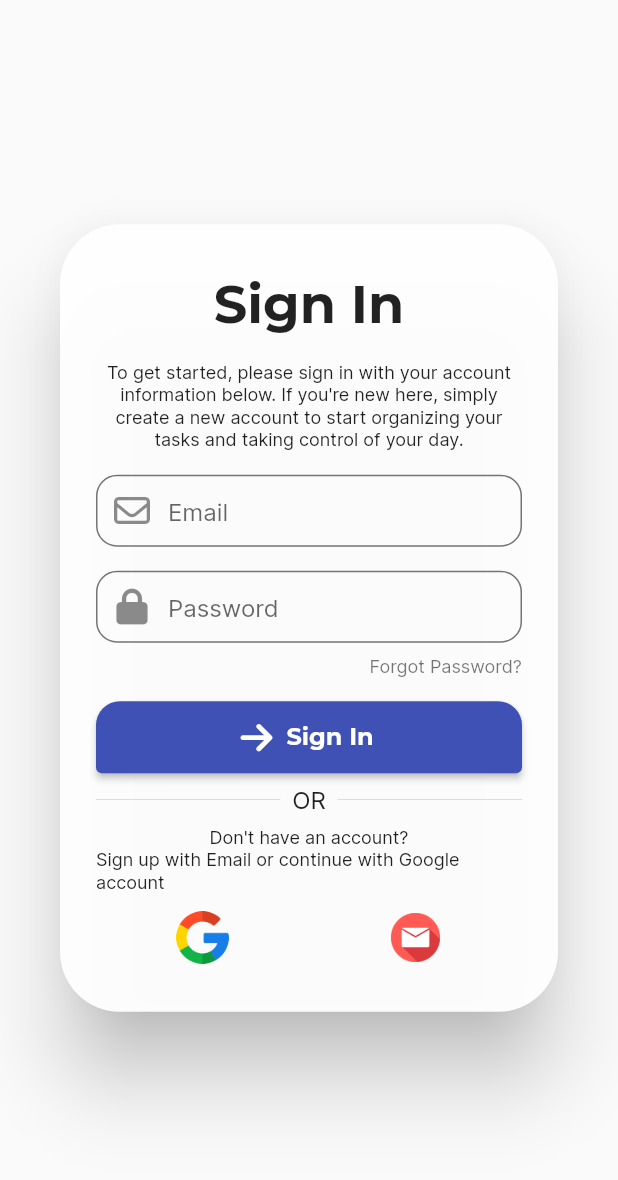
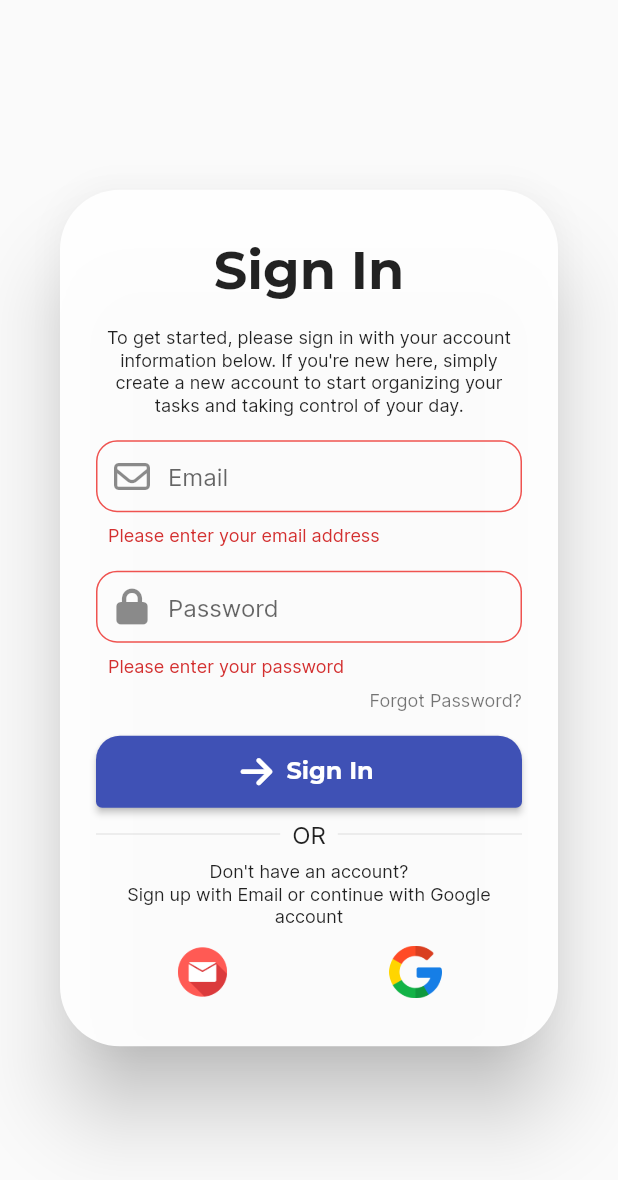
Before and after one commit to arthurKhasanov/project_ninja, a Flutter app: the LogInDialog widget shown alone on an empty page, opened directly, after a tap on "Sign In", on a phone screen of 412 x 824 dp. Shown: the top 1180 px of the screen. Run offline on Flutter 3.47's test engine with Material 2 defaults, Android fonts, the light colour scheme and no system bars; our stand-ins replace dartz, firebase_auth, firebase_core, font_awesome_flutter, google_sign_in, hive_flutter and 1 more; accounts and stored records are empty.

Commit message:
added validation

```diff
--- a/lib/auth/ui/widgets/login_dialog.dart
+++ b/lib/auth/ui/widgets/login_dialog.dart
@@ -31,7 +31,14 @@ class LogInDialog extends StatelessWidget {
                   color: Colors.black87, fontFamily: 'Inter', fontSize: 12),
             ),
           ),
-          const SignInForm(),
+          SignInForm(
+            signIn: () {
+              debugPrint('sign in');
+            },
+            resetPassword: () {
+              debugPrint('reset password');
+            },
+          ),
           Row(
             mainAxisSize: MainAxisSize.max,
             children: const [
@@ -52,6 +59,7 @@ class LogInDialog extends StatelessWidget {
           ),
           const Text(
             'Sign up with Email or continue with Google account',
+            textAlign: TextAlign.center,
             style: TextStyle(fontFamily: 'Inter', fontSize: 12),
           ),
           const SizedBox(
@@ -60,6 +68,17 @@ class LogInDialog extends StatelessWidget {
           Row(
             mainAxisAlignment: MainAxisAlignment.spaceAround,
             children: [
+              BouncingWidget(
+                onTap: () {
+                  //TODO: add log in with apple logic
+                  debugPrint('Apple');
+                },
+                child: Image.asset(
+                  'assets/icons/auth/mail.png',
+                  width: 35,
+                  height: 35,
+                ),
+              ),
               BouncingWidget(
                 onTap: () {
                   //TODO: add log in with google logic
@@ -72,17 +91,6 @@ class LogInDialog extends StatelessWidget {
                   height: 35,
                 ),
               ),
-              BouncingWidget(
-                onTap: () {
-                  //TODO: add log in with apple logic
-                  debugPrint('Apple');
-                },
-                child: Image.asset(
-                  'assets/icons/auth/mail.png',
-                  width: 35,
-                  height: 35,
-                ),
-              ),
             ],
           )
         ],
--- a/lib/auth/ui/widgets/sing_in_form.dart
+++ b/lib/auth/ui/widgets/sing_in_form.dart
@@ -3,59 +3,121 @@ import 'package:flutter/material.dart';
 import 'package:font_awesome_flutter/font_awesome_flutter.dart';
 
 class SignInForm extends StatefulWidget {
-  const SignInForm({super.key});
+  const SignInForm({
+    super.key,
+    required this.signIn,
+    required this.resetPassword,
+  });
+
+  final VoidCallback signIn;
+  final VoidCallback resetPassword;
 
   @override
   State<SignInForm> createState() => _SignInFormState();
 }
 
 class _SignInFormState extends State<SignInForm> {
+  late final GlobalKey<FormState> _formKey;
 
-  final TextEditingController _emailController = TextEditingController();
-  final TextEditingController _passwordController = TextEditingController();
+  late final TextEditingController _emailController;
+  late final TextEditingController _passwordController;
 
-  void _signInWithEmail() async {
-    try {
-      final credential = await FirebaseAuth.instance.signInWithEmailAndPassword(
-          email: _emailController.text, password: _passwordController.text);
-    } on FirebaseAuthException catch (e) {
-      if (e.code == 'user-not-found') {
-        print('No user found for that email.');
-      } else if (e.code == 'wrong-password') {
-        print('Wrong password provided for that user.');
-      }
-    }
+  late final FocusNode _emailFocusNode;
+  late final FocusNode _passwordFocusNode;
+  late final FocusNode _submitFocusNode;
+
+  // void _signInWithEmail() async {
+  //   try {
+  //     final credential = await FirebaseAuth.instance.signInWithEmailAndPassword(
+  //         email: _emailController.text, password: _passwordController.text);
+  //   } on FirebaseAuthException catch (e) {
+  //     if (e.code == 'user-not-found') {
+  //       print('No user found for that email.');
+  //     } else if (e.code == 'wrong-password') {
+  //       print('Wrong password provided for that user.');
+  //     }
+  //   }
+  // }
+
+  @override
+  void initState() {
+    _formKey = GlobalKey<FormState>();
+    _emailController = TextEditingController();
+    _passwordController = TextEditingController();
+    _emailFocusNode = FocusNode();
+    _passwordFocusNode = FocusNode();
+    _submitFocusNode = FocusNode();
+
+    super.initState();
   }
 
   @override
   void dispose() {
     _emailController.dispose();
     _passwordController.dispose();
+    _emailFocusNode.dispose();
+    _passwordFocusNode.dispose();
+    _submitFocusNode.dispose();
     super.dispose();
+  }
+
+  String? _validateEmail(String? value) {
+    if (value == null || value.isEmpty) {
+      return 'Please enter your email address';
+    }
+    final emailRegExp = RegExp(r'^[\w-\.]+@([\w-]+\.)+[\w-]{2,4}$');
+    if (!emailRegExp.hasMatch(value)) {
+      return 'Please enter a valid email address';
+    }
+    return null;
+  }
+
+  String? _validatePassword(String? value) {
+    if (value == null || value.isEmpty) {
+      return 'Please enter your password';
+    }
+    return null;
   }
 
   @override
   Widget build(BuildContext context) {
     return Form(
+      key: _formKey,
       child: Column(
         children: [
           TextFormField(
             controller: _emailController,
+            focusNode: _emailFocusNode,
+            textInputAction: TextInputAction.next,
+            validator: _validateEmail,
             decoration: const InputDecoration(
               hintText: 'Email',
               prefixIcon: Icon(FontAwesomeIcons.envelope),
             ),
+            onFieldSubmitted: (value) {
+              _emailFocusNode.unfocus();
+              _passwordFocusNode.requestFocus();
+            },
           ),
           const SizedBox(
             height: 16,
           ),
           TextFormField(
             controller: _passwordController,
+            focusNode: _passwordFocusNode,
             obscureText: true,
+            textInputAction: TextInputAction.done,
+            validator: _validatePassword,
             decoration: const InputDecoration(
               hintText: 'Password',
-              prefixIcon: Icon(FontAwesomeIcons.lock),
+              prefixIcon: Icon(
+                FontAwesomeIcons.lock,
+              ),
             ),
+            onFieldSubmitted: (value) {
+              _passwordFocusNode.unfocus();
+              FocusScope.of(context).requestFocus(_submitFocusNode);
+            },
           ),
           const SizedBox(
             height: 8,
@@ -63,11 +125,7 @@ class _SignInFormState extends State<SignInForm> {
           Align(
             alignment: Alignment.centerRight,
             child: GestureDetector(
-              onTap: () {
-                //TODO: add forgot password logic
-
-                debugPrint('Forgot Password');
-              },
+              onTap: widget.resetPassword,
               child: Text(
                 'Forgot Password?',
                 style: Theme.of(context).textTheme.bodySmall,
@@ -78,9 +136,11 @@ class _SignInFormState extends State<SignInForm> {
             height: 16,
           ),
           ElevatedButton.icon(
+            focusNode: _submitFocusNode,
             onPressed: () {
-              //TODO: add log in logic
-              _signInWithEmail();
+              if (_formKey.currentState!.validate()) {
+                widget.signIn();
+              }
             },
             style: ElevatedButton.styleFrom(
               minimumSize: const Size(double.infinity, 48),
--- a/lib/core/app_theme/app_theme.dart
+++ b/lib/core/app_theme/app_theme.dart
@@ -8,13 +8,11 @@ class AppTheme {
       backgroundColor: Colors.transparent,
       elevation: 0,
     ),
-    textSelectionTheme: const TextSelectionThemeData(
-      cursorColor: Colors.indigo,
-      selectionColor: Colors.indigoAccent,
-    ),
+    // textSelectionTheme: const TextSelectionThemeData(
+    //   cursorColor: Colors.indigo,
+    //   selectionColor: Colors.indigoAccent,
+    // ),
     inputDecorationTheme: InputDecorationTheme(
-      focusColor: Colors.indigo,
-
       contentPadding: const EdgeInsets.symmetric(horizontal: 8, vertical: 4),
       focusedBorder: const OutlineInputBorder(
         borderSide: BorderSide(color: Colors.indigo, width: 1),
@@ -30,8 +28,9 @@ class AppTheme {
       ),
       alignLabelWithHint: true,
       floatingLabelBehavior: FloatingLabelBehavior.never,
-      focusedErrorBorder: const OutlineInputBorder(
-        borderSide: BorderSide(width: 1),
+      focusedErrorBorder: OutlineInputBorder(
+        borderSide: BorderSide(color: Colors.red[400]!, width: 1),
+        borderRadius: const BorderRadius.all(Radius.circular(14)),
       ),
     ),
     elevatedButtonTheme: ElevatedButtonThemeData(
```
Also changed, not shown: assets/icons/auth/email.png (added), assets/icons/auth/password.png (added).
